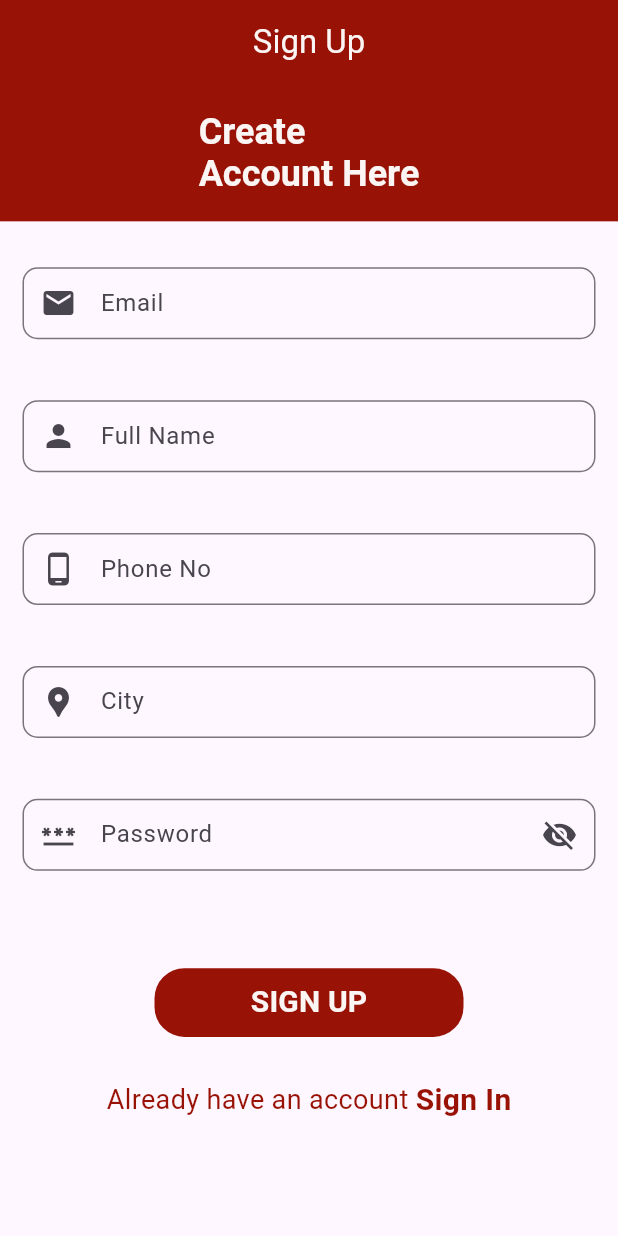
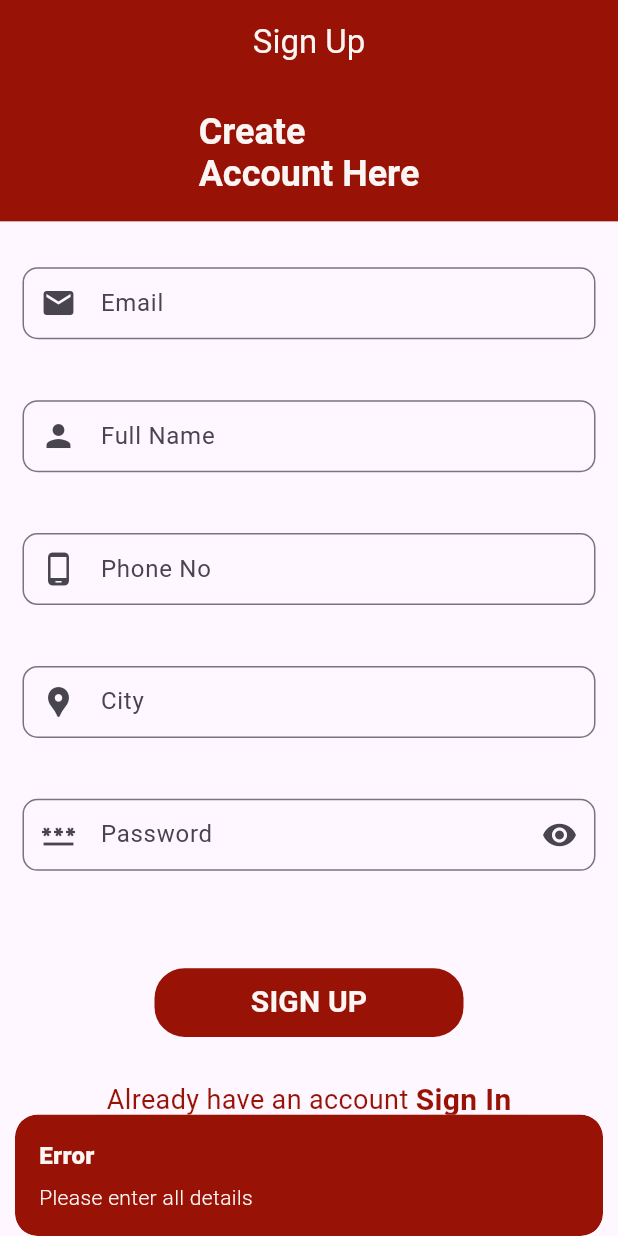
Before and after one commit to Hamza862-Naeem/Ecomm, a Flutter app: the SignUpScreen screen opened directly, after a tap on "SIGN UP", on a phone screen of 412 x 824 dp. Run offline on Flutter 3.47's test engine with Material 3 defaults, Android fonts, the phone set to English and light mode, and no system bars; our stand-ins replace cloud_firestore, firebase_auth, firebase_core, flutter_easyloading, flutter_keyboard_visibility, get and 2 more; accounts and stored records are empty.

Commit message:
sign_up_controller_done

```diff
--- a/lib/main.dart
+++ b/lib/main.dart
@@ -28,7 +28,7 @@ class MyApp extends StatelessWidget {
   Widget build(BuildContext context) {
     return GetMaterialApp(
 
-      home:WelcomeScreen(),
+      home:SignUpScreen(),
       builder: EasyLoading.init(),
     );
   }
--- a/lib/models/user model.dart
+++ b/lib/models/user model.dart
@@ -13,6 +13,7 @@ class UserModel{
   final bool isAdmin;
   final bool isActive;
   final dynamic createdOn;
+  final String city;
 
   UserModel({
     required this.uId,
@@ -27,6 +28,7 @@ class UserModel{
     required this.isAdmin,
     required this.isActive,
     required this.createdOn,
+    required this.city,
 });
 
   Map<String, dynamic>toMap(){
@@ -43,6 +45,7 @@ class UserModel{
       'isAdmin': isAdmin,
       'isActive': isActive,
       'createdOn': createdOn,
+      'city'     : city,
     };
   }
   factory UserModel.fromMap(Map<String, dynamic>json){
@@ -59,6 +62,7 @@ class UserModel{
       isAdmin: json['isAdmin'],
       isActive: json['isActive'],
       createdOn: json['createdOn'],
+      city: json['city'],
 
     );
   }
--- a/lib/screens/auth ui/sign_up_screen.dart
+++ b/lib/screens/auth ui/sign_up_screen.dart
@@ -1,7 +1,9 @@
 
 
+import 'package:ecomm/controllers/sign_up_controller.dart';
 import 'package:ecomm/screens/auth%20ui/sign_in_screen.dart';
 import 'package:ecomm/utils/app-constants.dart';
+import 'package:firebase_auth/firebase_auth.dart';
 import 'package:flutter/cupertino.dart';
 import 'package:flutter/material.dart';
 import 'package:flutter/widgets.dart';
@@ -17,6 +19,13 @@ class SignUpScreen extends StatefulWidget {
 }
 
 class _SignUpScreenState extends State<SignUpScreen> {
+  final SignUpController signUpController = Get.put(SignUpController());
+ TextEditingController username= TextEditingController();
+  TextEditingController userEmail= TextEditingController();
+  TextEditingController userPhone= TextEditingController();
+  TextEditingController userCity= TextEditingController();
+  TextEditingController userPassword= TextEditingController();
+
   @override
   Widget build(BuildContext context) {
     return KeyboardVisibilityBuilder(
@@ -62,6 +71,7 @@ class _SignUpScreenState extends State<SignUpScreen> {
                         child: Padding(
                           padding: const EdgeInsets.all(10.0),
                           child: TextFormField(
+                            controller: userEmail,
                             cursorColor: AppConstant.appSecondaryColor,
                             keyboardType: TextInputType.emailAddress,
                             decoration: InputDecoration(
@@ -82,6 +92,7 @@ class _SignUpScreenState extends State<SignUpScreen> {
                         child: Padding(
                           padding: const EdgeInsets.all(10.0),
                           child: TextFormField(
+                            controller: username,
                             cursorColor: AppConstant.appSecondaryColor,
                             keyboardType: TextInputType.emailAddress,
                             decoration: InputDecoration(
@@ -103,6 +114,7 @@ class _SignUpScreenState extends State<SignUpScreen> {
                         child: Padding(
                           padding: const EdgeInsets.all(10.0),
                           child: TextFormField(
+                            controller: userPhone,
                             cursorColor: AppConstant.appSecondaryColor,
                             keyboardType: TextInputType.number,
                             decoration: InputDecoration(
@@ -124,6 +136,7 @@ class _SignUpScreenState extends State<SignUpScreen> {
                         child: Padding(
                           padding: const EdgeInsets.all(10.0),
                           child: TextFormField(
+                            controller: userCity,
                             cursorColor: AppConstant.appSecondaryColor,
                             keyboardType: TextInputType.streetAddress,
                             decoration: InputDecoration(
@@ -144,19 +157,28 @@ class _SignUpScreenState extends State<SignUpScreen> {
 
                         child: Padding(
                           padding: const EdgeInsets.all(10.0),
-                          child: TextFormField(
+                          child: Obx(() =>  TextFormField(
+                            controller: userPassword,
+                            obscureText: signUpController.isPasswordVisible.value,
                             cursorColor: AppConstant.appSecondaryColor,
                             keyboardType: TextInputType.emailAddress,
                             decoration: InputDecoration(
                                 hintText: 'Password',
                                 prefixIcon: Icon(Icons.password),
-                                suffixIcon: Icon(Icons.visibility_off),
+                                suffixIcon: GestureDetector(
+                                  onTap: (){
+                                    signUpController.isPasswordVisible.toggle();
+                                  },
+                              child:signUpController.isPasswordVisible.value
+                                  ? Icon(Icons.visibility_off)
+                                  : Icon(Icons.visibility )),
+
                                 contentPadding: EdgeInsets.only(top: 2.0, left: 8.0),
                                 border: OutlineInputBorder(
                                   borderRadius: BorderRadius.circular(10.0),
                                 )
                             ),
-                          ),
+                          ),)
                         )),
 
 
@@ -174,8 +196,46 @@ class _SignUpScreenState extends State<SignUpScreen> {
                         ),
                         child: TextButton(
 
-                          onPressed: () {
+                          onPressed: () async{
+                              String name = username.text.trim();
+                              String email = userEmail.text.trim();
+                              String phone = userPhone.text.trim();
+                              String city = userCity.text.trim();
+                              String password = userPassword.text.trim();
+                              String userDeviceToken = '';
 
+                              if( name.isEmpty
+                                  || email.isEmpty
+                                  || phone.isEmpty
+                                  || city.isEmpty
+                                  || password.isEmpty
+                                  ){  Get.snackbar('Error',
+                                 'Please enter all details',
+                                  snackPosition: SnackPosition.BOTTOM,
+                                  backgroundColor: AppConstant.appSecondaryColor,
+                                  colorText: AppConstant.appTextColor,
+                              );
+                              } else {
+                                UserCredential? userCredential =
+                                    await signUpController.signUpMethod(
+                                        name,
+                                        email,
+                                        phone,
+                                        city,
+                                        password,
+                                        userDeviceToken
+                                    );
+                                if (userCredential != null){
+                                  Get.snackbar('Verification Email sent',
+                                      'Please check your email',
+                                      snackPosition: SnackPosition.BOTTOM,
+                                      backgroundColor: AppConstant.appSecondaryColor,
+                                      colorText: AppConstant.appTextColor );
+
+                                 FirebaseAuth.instance.signOut();
+                                 Get.offAll(()=> SignInScreen());
+                                }
+                              }
                           },
                           child:Text('SIGN UP',
                             style: TextStyle(
--- a/lib/screens/auth ui/welcome_screen.dart
+++ b/lib/screens/auth ui/welcome_screen.dart
@@ -1,5 +1,6 @@
 
 import 'package:ecomm/controllers/google_sign_in_controller.dart';
+import 'package:ecomm/screens/auth%20ui/sign_in_screen.dart';
 import 'package:ecomm/utils/app-constants.dart';
 import 'package:flutter/material.dart';
 import 'package:get/get.dart';
@@ -91,7 +92,7 @@ class _WelcomeScreenState extends State<WelcomeScreen> {
                       ),
 
                       onPressed: () {
-
+                     Get.to(()=> SignInScreen());
                       },
                       label: Text('Sign in with Email',
                         style: TextStyle(
```
Also changed, not shown: lib/controllers/google_sign_in_controller.dart (+5 -2 lines), lib/controllers/sign_up_controller.dart (added, +64 -0 lines), lib/screens/auth ui/user panel/main screen.dart (+19 -0 lines), lib/controllers/sign_in_controller.dart (added).
